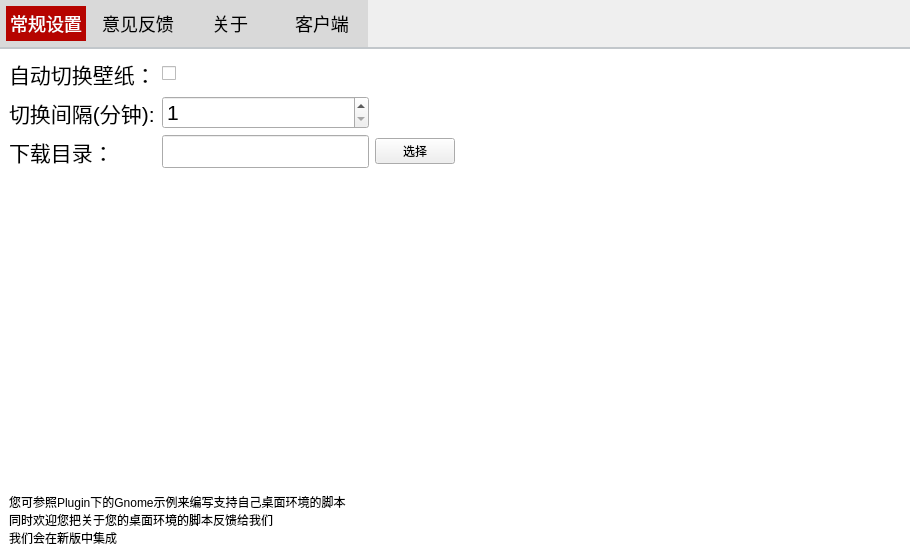
The window that lovewallpaper/UI/settings.ui (hechaoyuyu/lovewallpaper) describes before a commit, drawn with Qt 5.
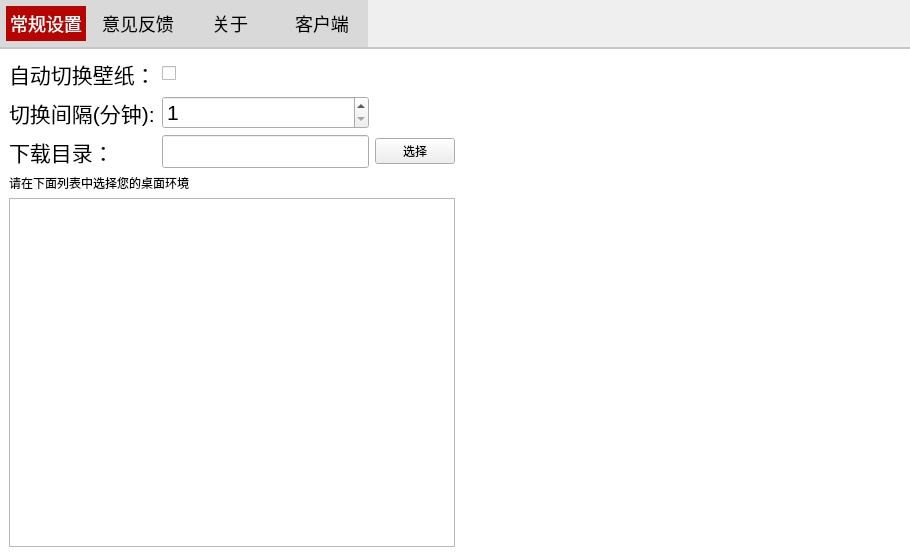
The same window after the commit. Icons and pictures are not drawn.

Commit message: add platform choose feature in the settings

```diff
--- a/lovewallpaper/UI/settings.ui
+++ b/lovewallpaper/UI/settings.ui
@@ -117,28 +117,29 @@
          <string>常规设置</string>
         </attribute>
         <layout class="QGridLayout" name="gridLayout_8">
-         <item row="1" column="1">
-          <spacer name="verticalSpacer_2">
-           <property name="orientation">
-            <enum>Qt::Vertical</enum>
-           </property>
-           <property name="sizeHint" stdset="0">
-            <size>
-             <width>20</width>
-             <height>40</height>
-            </size>
-           </property>
-          </spacer>
-         </item>
          <item row="2" column="1">
-          <widget class="QLabel" name="label_20">
-           <property name="text">
-            <string>您可参照Plugin下的Gnome示例来编写支持自己桌面环境的脚本
-同时欢迎您把关于您的桌面环境的脚本反馈给我们
-我们会在新版中集成</string>
+          <widget class="QListView" name="paltformlistView">
+           <property name="gridSize">
+            <size>
+             <width>0</width>
+             <height>20</height>
+            </size>
            </property>
           </widget>
          </item>
+         <item row="0" column="3">
+          <spacer name="horizontalSpacer_7">
+           <property name="orientation">
+            <enum>Qt::Horizontal</enum>
+           </property>
+           <property name="sizeHint" stdset="0">
+            <size>
+             <width>40</width>
+             <height>20</height>
+            </size>
+           </property>
+          </spacer>
+         </item>
          <item row="0" column="1">
           <layout class="QGridLayout" name="gridLayout">
            <item row="2" column="1">
@@ -219,18 +220,12 @@
            </item>
           </layout>
          </item>
-         <item row="0" column="3">
-          <spacer name="horizontalSpacer_7">
-           <property name="orientation">
-            <enum>Qt::Horizontal</enum>
+         <item row="1" column="1">
+          <widget class="QLabel" name="label_20">
+           <property name="text">
+            <string>请在下面列表中选择您的桌面环境</string>
            </property>
-           <property name="sizeHint" stdset="0">
-            <size>
-             <width>40</width>
-             <height>20</height>
-            </size>
-           </property>
-          </spacer>
+          </widget>
          </item>
         </layout>
        </widget>
```
The commit also changes 5 other files.
